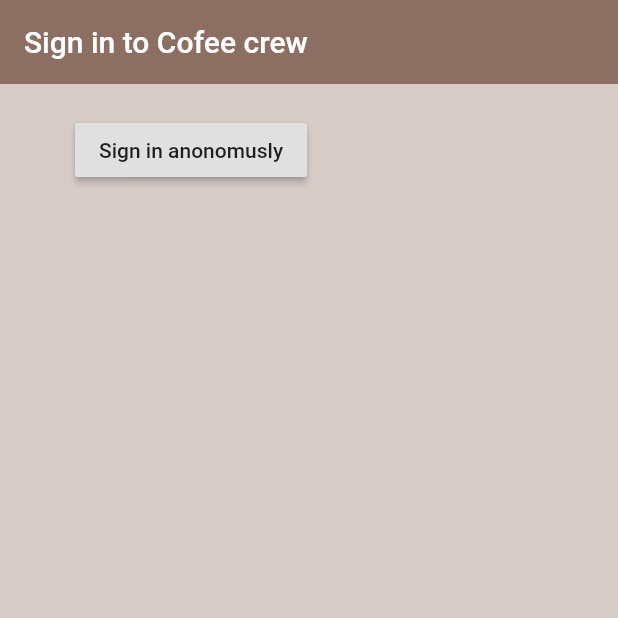
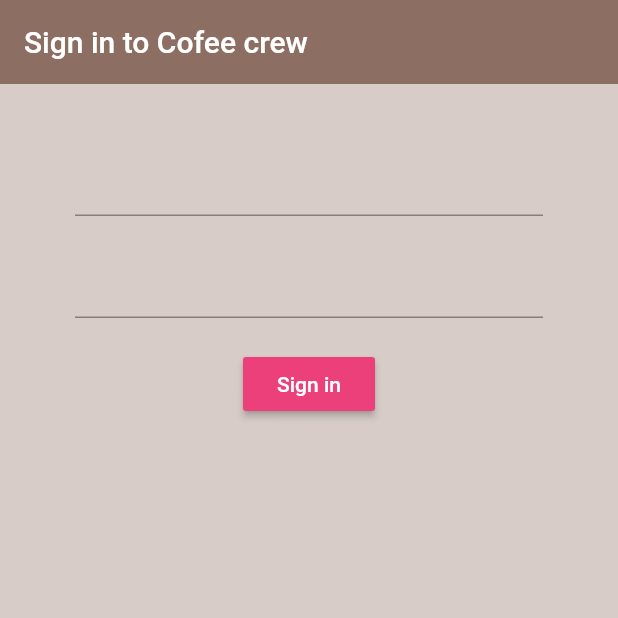
Before and after one commit to Asmaathabet/Coffee-Bar, a Flutter app: the screen it shows after launch, on a phone screen of 412 x 824 dp, the top half of it. Run offline on Flutter 3.47's test engine with Material 2 defaults, Android fonts, the phone set to English and light mode, and no system bars; our stand-ins replace firebase_auth, firebase_core; accounts and stored records are empty.

```diff
--- a/lib/screens/authenticate/signIn.dart
+++ b/lib/screens/authenticate/signIn.dart
@@ -9,6 +9,9 @@ class SignIn extends StatefulWidget {
 class _SignInState extends State<SignIn> {
   final AuthService _auth = AuthService();
 
+  String email = '';
+  String password = '';
+
   @override
   Widget build(BuildContext context) {
     return Scaffold(
@@ -19,20 +22,37 @@ class _SignInState extends State<SignIn> {
         title: Text('Sign in to Cofee crew'),
       ),
       body: Container(
-        padding: EdgeInsets.symmetric(vertical: 20.0, horizontal: 50.0),
-        child: RaisedButton(
-          onPressed: () async {
-            dynamic result = await _auth.signInAnon();
-            if (result == null) {
-              print('error in siging in');
-            } else {
-              print('signed in');
-              print(result.uid);
-            }
-          },
-          child: Text('Sign in anonomusly'),
-        ),
-      ),
+          padding: EdgeInsets.symmetric(vertical: 20.0, horizontal: 50.0),
+          child: Form(
+              child: Column(
+            children: <Widget>[
+              SizedBox(height: 20.0),
+              TextFormField(
+                onChanged: (val) {
+                  setState(() => email = val);
+                },
+              ),
+              SizedBox(height: 20.0),
+              TextFormField(
+                obscureText: true,
+                onChanged: (val) {
+                  setState(() => password = val);
+                },
+              ),
+              SizedBox(height: 20.0),
+              RaisedButton(
+                color: Colors.pink[400],
+                child: Text(
+                  'Sign in',
+                  style: TextStyle(color: Colors.white),
+                ),
+                onPressed: () async {
+                  print(email);
+                  print(password);
+                },
+              )
+            ],
+          ))),
     );
   }
 }
```
